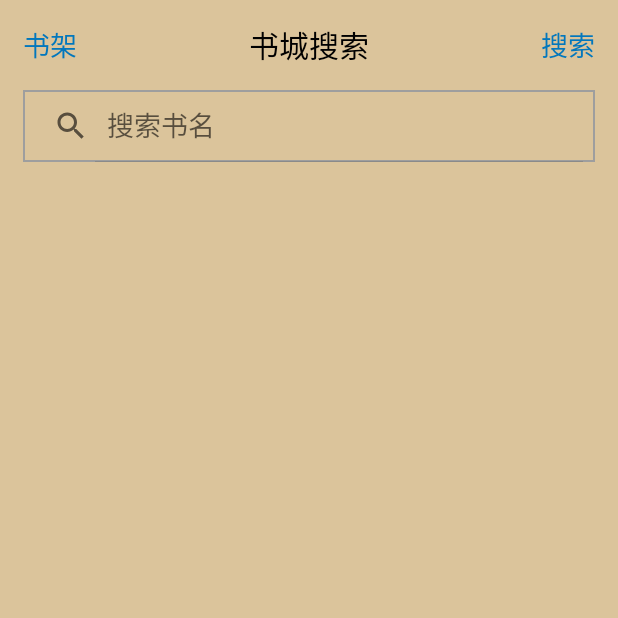
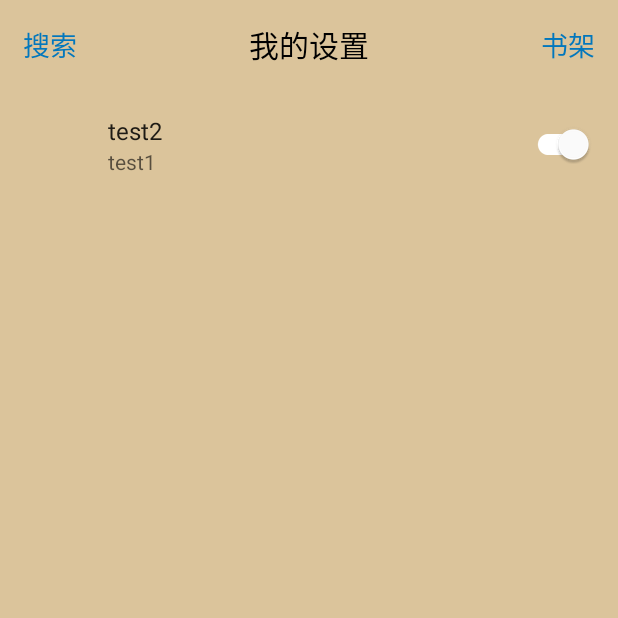
Before and after one commit to AndreiTang/ppreader2, an Android app: the screen it shows after launch (MockActivity1 before the commit, MockActivity2 after it), on a phone screen of 412 x 824 dp, the top half of it. Run offline under Robolectric (Android 15) with nearby library versions, the phone set to English and light mode, and no system bars; our stand-ins replace RxJava, androidx.preference; libraries missing offline, so code that uses them is left out: com.jakewharton.rxbinding2; plain views replace SimpleDraweeView; Roboto replaces fonts that are not available here; 2 statements that could not run were skipped.

Commit message:
setting page

```diff
--- a/app/build.gradle
+++ b/app/build.gradle
@@ -23,6 +23,7 @@ dependencies {
     implementation 'com.android.support:appcompat-v7:27.1.1'
     implementation 'com.android.support.constraint:constraint-layout:1.1.3'
     implementation 'com.android.support:support-v4:27.1.1'
+    implementation 'com.android.support:preference-v7:27.1.1'
     testImplementation 'junit:junit:4.12'
     //fix Multiple dex files define Landroid/support/design/widget/CoordinatorLayout$LayoutParams;
     implementation 'com.android.support:design:27.1.1'
--- a/app/src/main/AndroidManifest.xml
+++ b/app/src/main/AndroidManifest.xml
@@ -20,6 +20,8 @@
         <activity android:name=".test.MockActivity">
         </activity>
         <activity android:name=".test.MockActivity1">
+        </activity>
+        <activity android:name=".test.MockActivity2">
             <intent-filter>
                 <action android:name="android.intent.action.MAIN" />
 
--- a/app/src/main/java/org/andrei/ppreader/data/PPReaderChapter.java
+++ b/app/src/main/java/org/andrei/ppreader/data/PPReaderChapter.java
@@ -1,5 +1,8 @@
 package org.andrei.ppreader.data;
 
-public class PPReaderChapter {
+import java.io.Serializable;
+
+public class PPReaderChapter implements Serializable{
+    private static final long serialVersionUID = 1045669074495564162L;
     public String id;
 }
--- a/app/src/main/java/org/andrei/ppreader/data/PPReaderNovel.java
+++ b/app/src/main/java/org/andrei/ppreader/data/PPReaderNovel.java
@@ -1,11 +1,13 @@
 package org.andrei.ppreader.data;
 
+import java.io.Serializable;
 import java.util.ArrayList;
 
-public class PPReaderNovel {
+public class PPReaderNovel implements Serializable {
 
     public static final int TYPE_ING = 0;
     public static final int TYPE_OVER = 1;
+    private static final long serialVersionUID = -1307596945261426047L;
 
     public int currIndex;
     public String id;
--- /dev/null
+++ b/app/src/main/java/org/andrei/ppreader/test/MockActivity2.java
@@ -0,0 +1,24 @@
+package org.andrei.ppreader.test;
+
+import android.os.Bundle;
+import android.support.v4.app.FragmentActivity;
+import android.util.Log;
+
+import org.andrei.ppreader.R;
+import org.andrei.ppreader.service.IPPReaderTaskNotification;
+import org.andrei.ppreader.service.IPPReaderTaskRet;
+import org.andrei.ppreader.ui.fragment.PPReaderSettingFragment;
+
+public class MockActivity2 extends FragmentActivity {
+    @Override
+    protected void onCreate(Bundle savedInstanceState) {
+        super.onCreate(savedInstanceState);
+        setContentView(R.layout.activity_mock);
+
+        if(savedInstanceState != null){
+
+        }
+        PPReaderSettingFragment fragment = new PPReaderSettingFragment();
+        getSupportFragmentManager().beginTransaction().add(R.id.mock_root,fragment).commit();
+    }
+}
--- a/app/src/main/java/org/andrei/ppreader/ui/fragment/PPReaderMainFragment.java
+++ b/app/src/main/java/org/andrei/ppreader/ui/fragment/PPReaderMainFragment.java
@@ -66,7 +66,7 @@ public class PPReaderMainFragment extends Fragment implements IPPReaderTaskNotif
         fragment.addNovel(novel);
     }
 
-    private Fragment[] m_fragments = {new PPReaderListFragment(),new PPReaderSearchFragment(),new PPReaderSettingFragment()};
+    private Fragment[] m_fragments = {new PPReaderListFragment(),new PPReaderSearchFragment()};
     private IPPReaderDataManager m_dataManager;
     private IPPReaderTaskNotification m_notification;
     private IPPReaderServiceFactory m_serviceFactory;
--- /dev/null
+++ b/app/src/main/java/org/andrei/ppreader/ui/fragment/PPReaderPreferenceFragment.java
@@ -0,0 +1,14 @@
+package org.andrei.ppreader.ui.fragment;
+
+import android.os.Bundle;
+import android.support.v7.preference.PreferenceFragmentCompat;
+
+
+import org.andrei.ppreader.R;
+
+public class PPReaderPreferenceFragment extends PreferenceFragmentCompat {
+    @Override
+    public void onCreatePreferences(Bundle savedInstanceState, String rootKey) {
+        addPreferencesFromResource(R.xml.test);
+    }
+}
--- a/app/src/main/java/org/andrei/ppreader/ui/fragment/PPReaderSettingFragment.java
+++ b/app/src/main/java/org/andrei/ppreader/ui/fragment/PPReaderSettingFragment.java
@@ -1,18 +1,84 @@
 package org.andrei.ppreader.ui.fragment;
 
 import android.os.Bundle;
+import android.support.annotation.Nullable;
 import android.support.v4.app.Fragment;
+import android.support.v7.preference.PreferenceFragmentCompat;
 import android.view.LayoutInflater;
 import android.view.View;
 import android.view.ViewGroup;
+import android.widget.TextView;
+
+import com.jakewharton.rxbinding2.view.RxView;
 
 import org.andrei.ppreader.R;
+import org.andrei.ppreader.service.IPPReaderTaskNotification;
+import org.andrei.ppreader.ui.fragment.helper.PPReaderTextRet;
+
+import java.util.concurrent.TimeUnit;
+
+import io.reactivex.functions.Consumer;
 
 public class PPReaderSettingFragment extends Fragment {
+
+    public void init(final IPPReaderTaskNotification notification){
+        m_notification = notification;
+    }
+
+
+
     @Override
     public View onCreateView(LayoutInflater inflater, ViewGroup container,
                              Bundle savedInstanceState) {
         // Inflate the layout for this fragment
         return inflater.inflate(R.layout.fragment_ppreader_setting, container, false);
     }
+
+    @Override
+    public void onActivityCreated(Bundle savedInstanceState){
+        super.onActivityCreated(savedInstanceState);
+        initUI();
+
+    }
+
+
+
+    private void initUI(){
+        TextView tv = getView().findViewById(R.id.main_item_title);
+        tv.setText(R.string.novel_setting_title);
+
+        tv = getView().findViewById(R.id.main_item_left_btn);
+        tv.setText(R.string.novel_setting_search);
+        RxView.clicks(tv).throttleFirst(1, TimeUnit.SECONDS).subscribe(new Consumer<Object>() {
+            @Override
+            public void accept(Object o) throws Exception{
+                PPReaderTextRet ret = new PPReaderTextRet(PPReaderTextRet.TYPE_TO_LIST_PAGE);
+                ret.index = 1;
+                if(m_notification != null){
+                    m_notification.onNotify(ret);
+                }
+            }
+        });
+
+        tv = getView().findViewById(R.id.main_item_right_btn);
+        tv.setText(R.string.novel_setting_list);
+        RxView.clicks(tv).throttleFirst(1, TimeUnit.SECONDS).subscribe(new Consumer<Object>() {
+            @Override
+            public void accept(Object o) throws Exception{
+                PPReaderTextRet ret = new PPReaderTextRet(PPReaderTextRet.TYPE_TO_LIST_PAGE);
+                ret.index = 0;
+                if(m_notification != null){
+                    m_notification.onNotify(ret);
+                }
+            }
+        });
+
+        Fragment fragment = new PPReaderPreferenceFragment();
+        getActivity().getSupportFragmentManager().beginTransaction().add(R.id.setting_container,fragment).commit();
+
+
+
+    }
+
+    private IPPReaderTaskNotification m_notification;
 }
--- a/app/src/main/res/layout/fragment_ppreader_setting.xml
+++ b/app/src/main/res/layout/fragment_ppreader_setting.xml
@@ -1,5 +1,24 @@
 <?xml version="1.0" encoding="utf-8"?>
-<FrameLayout xmlns:android="http://schemas.android.com/apk/res/android"
-    android:layout_width="match_parent" android:layout_height="match_parent">
+<LinearLayout xmlns:android="http://schemas.android.com/apk/res/android"
+    xmlns:tools="http://schemas.android.com/tools"
+    android:layout_width="match_parent"
+    android:layout_height="match_parent"
+    android:background="#DBC49B"
+    android:orientation="vertical"
+    tools:context=".ui.fragment.PPReaderSettingFragment">
 
-</FrameLayout>
+    <include
+        layout="@layout/view_main_item_title_bar"
+        />
+
+
+    <FrameLayout
+        android:id="@+id/setting_container"
+        android:layout_width="match_parent"
+        android:layout_height="wrap_content">
+    </FrameLayout>
+
+
+
+
+</LinearLayout>
--- a/app/src/main/res/layout/view_main_item_title_bar.xml
+++ b/app/src/main/res/layout/view_main_item_title_bar.xml
@@ -15,6 +15,7 @@
         android:layout_weight="0"
         android:gravity="left|center_vertical"
         android:textColor="#0277BD"
+        android:text="Left"
         android:textSize="18sp" />
 
 
@@ -24,6 +25,7 @@
         android:layout_height="wrap_content"
         android:layout_weight="1"
         android:gravity="center"
+        android:text="Title"
         android:textColor="#000000"
         android:textSize="20sp" />
 
@@ -35,5 +37,6 @@
         android:layout_weight="0"
         android:gravity="right|center_vertical"
         android:textColor="#0277BD"
+        android:text="Right"
         android:textSize="18sp" />
 </LinearLayout>
--- a/app/src/main/res/values/strings.xml
+++ b/app/src/main/res/values/strings.xml
@@ -14,6 +14,11 @@
     <string name="novel_search_hint">搜索书名</string>
     <string name="novel_search_loading">正在搜索中...</string>
     <string name="novel_search_foot">加载中...</string>
+
+    <string name="novel_setting_title">我的设置</string>
+    <string name="novel_setting_search">搜索</string>
+    <string name="novel_setting_list">书架</string>
+
     <string name="novel_type_ing">连载</string>
     <string name="novel_type_over">完结</string>
     <string name="err_not_found">主人，没找到啊...</string>
--- a/app/src/main/res/values/styles.xml
+++ b/app/src/main/res/values/styles.xml
@@ -1,4 +1,8 @@
 <resources>
+
+    <style name="p1" parent="PreferenceThemeOverlay.v14.Material">
+        <item name="android:background">#DBC49B</item>
+    </style>
 
     <!-- Base application theme. -->
     <style name="AppTheme" parent="Theme.AppCompat.Light.DarkActionBar">
@@ -8,6 +12,7 @@
         <item name="colorAccent">@color/colorAccent</item>
         <!--The blank page with white will be shown. Now this bug fix it -->
         <item name="android:windowIsTranslucent">true</item>
+        <item name="preferenceTheme">@style/p1</item>
     </style>
 
 </resources>
--- /dev/null
+++ b/app/src/main/res/xml/test.xml
@@ -0,0 +1,16 @@
+<?xml version="1.0" encoding="utf-8"?>
+<android.support.v7.preference.PreferenceScreen
+    xmlns:android="http://schemas.android.com/apk/res/android"
+    >
+
+
+
+    <android.support.v7.preference.SwitchPreferenceCompat
+        android:defaultValue="true"
+        android:key="rr"
+        android:summary="test1"
+        android:title="test2"/>
+
+
+
+</android.support.v7.preference.PreferenceScreen>
```
Also changed, not shown: app/src/main/java/org/andrei/ppreader/test/MockActivity1.java (+25 -2 lines), app/src/main/java/org/andrei/ppreader/test/TestActivity1.java (+2 -0 lines), app/src/main/java/org/andrei/ppreader/ui/adapter/PPReaderSearchAdapter.java (+7 -0 lines), app/src/main/java/org/andrei/ppreader/ui/fragment/PPReaderSearchFragment.java (+31 -4 lines).
